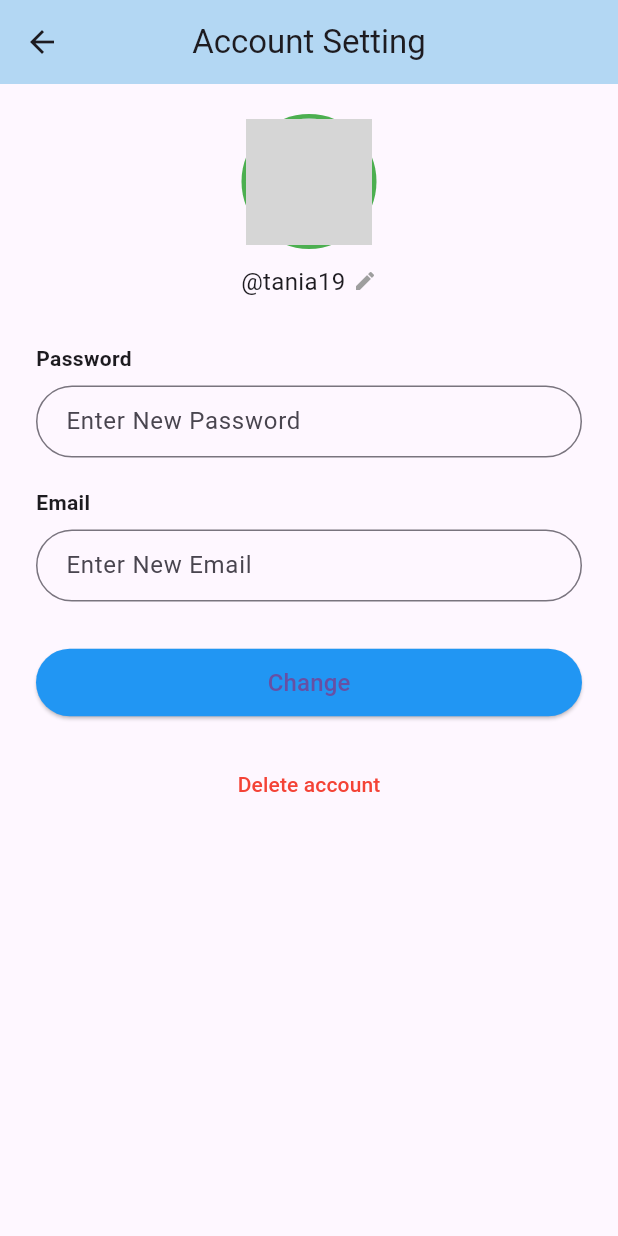
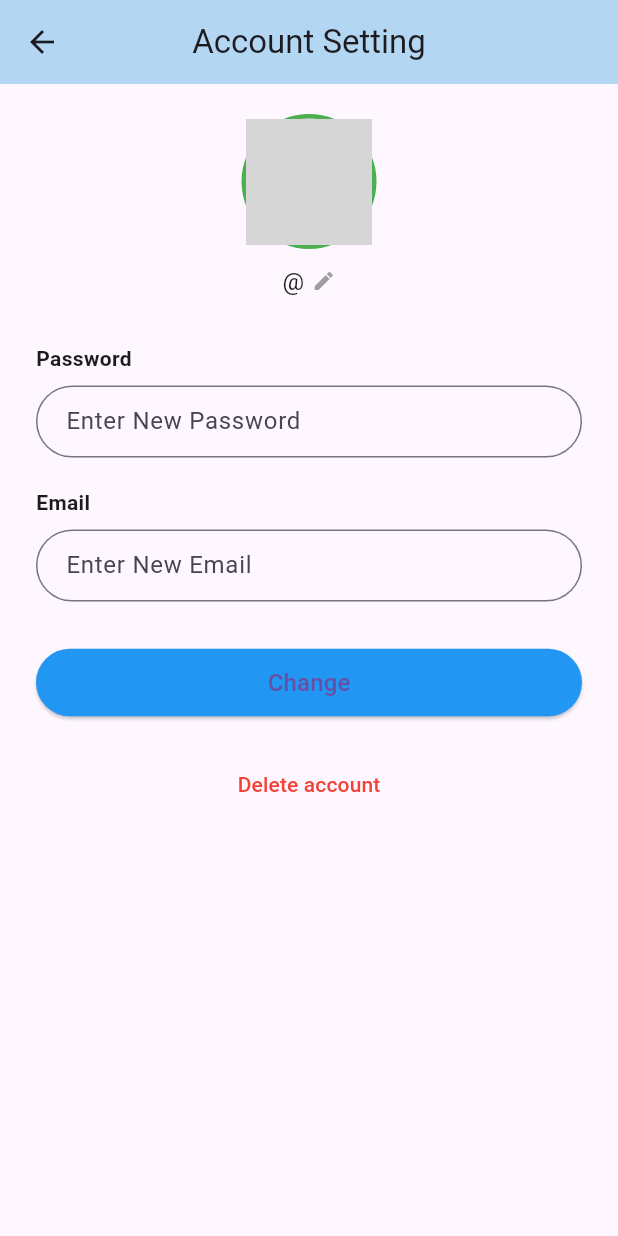
Before and after one commit to adijm/fe_mobile, a Flutter app: the AccountScreen screen opened directly with empty values, after a tap on "Account Setting", on a phone screen of 412 x 824 dp. Run offline on Flutter 3.47's test engine with Material 3 defaults, Android fonts, the phone set to English and light mode, and no system bars; our stand-ins replace font_awesome_flutter, shared_preferences; accounts and stored records are empty; grey boxes are pictures that could not be loaded.

Commit message:
oleh nur

```diff
--- a/lib/screens/account_screen.dart
+++ b/lib/screens/account_screen.dart
@@ -53,7 +53,8 @@ class AccountScreen extends StatelessWidget {
                   count: '2 Buku',
                   label: 'Dipinjam',
                   onTap: () {
-                    Navigator.push(context, MaterialPageRoute(builder: (_) => const HistoryScreen()));
+                    Navigator.push(
+                        context, MaterialPageRoute(builder: (_) => const HistoryScreen()));
                   },
                 ),
                 _buildStatCard(
@@ -62,7 +63,8 @@ class AccountScreen extends StatelessWidget {
                   count: '1 Buku',
                   label: 'Dikembalikan',
                   onTap: () {
-                    Navigator.push(context, MaterialPageRoute(builder: (_) => const HistoryScreen()));
+                    Navigator.push(
+                        context, MaterialPageRoute(builder: (_) => const HistoryScreen()));
                   },
                 ),
                 _buildStatCard(
@@ -71,7 +73,8 @@ class AccountScreen extends StatelessWidget {
                   count: 'Rp 0',
                   label: 'Denda',
                   onTap: () {
-                    Navigator.push(context, MaterialPageRoute(builder: (_) => const HistoryScreen()));
+                    Navigator.push(
+                        context, MaterialPageRoute(builder: (_) => const HistoryScreen()));
                   },
                 ),
               ],
@@ -95,28 +98,36 @@ class AccountScreen extends StatelessWidget {
                     icon: Icons.bookmark,
                     label: 'Saved Books',
                     onTap: () {
-                      Navigator.push(context, MaterialPageRoute(builder: (_) => const SavedBooksScreen()));
+                      Navigator.push(
+                          context, MaterialPageRoute(builder: (_) => const SavedBooksScreen()));
                     },
                   ),
                   _AccountOption(
                     icon: Icons.settings,
                     label: 'Account Setting',
                     onTap: () {
-                      Navigator.push(context, MaterialPageRoute(builder: (_) => const AccountSettingScreen()));
+                      Navigator.push(
+                        context,
+                        MaterialPageRoute(
+                          builder: (_) => AccountSettingScreen(username: username),
+                        ),
+                      );
                     },
                   ),
                   _AccountOption(
                     icon: Icons.history,
                     label: 'History',
                     onTap: () {
-                      Navigator.push(context, MaterialPageRoute(builder: (_) => const HistoryScreen()));
+                      Navigator.push(
+                          context, MaterialPageRoute(builder: (_) => const HistoryScreen()));
                     },
                   ),
                   _AccountOption(
                     icon: Icons.help,
                     label: 'Help and Support',
                     onTap: () {
-                      Navigator.push(context, MaterialPageRoute(builder: (_) => const HelpSupportScreen()));
+                      Navigator.push(
+                          context, MaterialPageRoute(builder: (_) => const HelpSupportScreen()));
                     },
                   ),
                   _AccountOption(
@@ -146,7 +157,8 @@ class AccountScreen extends StatelessWidget {
                                     ElevatedButton(
                                       style: ElevatedButton.styleFrom(
                                         backgroundColor: Colors.red,
-                                        shape: RoundedRectangleBorder(borderRadius: BorderRadius.circular(12)),
+                                        shape: RoundedRectangleBorder(
+                                            borderRadius: BorderRadius.circular(12)),
                                       ),
                                       onPressed: () {
                                         Navigator.of(context).pop();
@@ -156,11 +168,13 @@ class AccountScreen extends StatelessWidget {
                                           (route) => false,
                                         );
                                       },
-                                      child: const Text("Yes, Log Out", style: TextStyle(color: Colors.white)),
+                                      child: const Text("Yes, Log Out",
+                                          style: TextStyle(color: Colors.white)),
                                     ),
                                     TextButton(
                                       onPressed: () => Navigator.of(context).pop(),
-                                      child: const Text("Cancel", style: TextStyle(color: Colors.grey)),
+                                      child: const Text("Cancel",
+                                          style: TextStyle(color: Colors.grey)),
                                     ),
                                   ],
                                 ),
@@ -214,7 +228,11 @@ class _AccountOption extends StatelessWidget {
   final String label;
   final VoidCallback onTap;
 
-  const _AccountOption({required this.icon, required this.label, required this.onTap});
+  const _AccountOption({
+    required this.icon,
+    required this.label,
+    required this.onTap,
+  });
 
   @override
   Widget build(BuildContext context) {
--- a/lib/screens/account_setting_screen.dart
+++ b/lib/screens/account_setting_screen.dart
@@ -1,7 +1,9 @@
 import 'package:flutter/material.dart';
 
 class AccountSettingScreen extends StatefulWidget {
-  const AccountSettingScreen({super.key});
+  final String username;
+
+  const AccountSettingScreen({super.key, required this.username});
 
   @override
   State<AccountSettingScreen> createState() => _AccountSettingScreenState();
@@ -46,13 +48,13 @@ class _AccountSettingScreenState extends State<AccountSettingScreen> {
             const SizedBox(height: 10),
             Row(
               mainAxisAlignment: MainAxisAlignment.center,
-              children: const [
+              children: [
                 Text(
-                  '@tania19',
-                  style: TextStyle(fontSize: 16),
+                  '@${widget.username}',
+                  style: const TextStyle(fontSize: 16),
                 ),
-                SizedBox(width: 5),
-                Icon(Icons.edit, size: 16, color: Colors.grey),
+                const SizedBox(width: 5),
+                const Icon(Icons.edit, size: 16, color: Colors.grey),
               ],
             ),
             const SizedBox(height: 30),
@@ -69,8 +71,8 @@ class _AccountSettingScreenState extends State<AccountSettingScreen> {
               obscureText: true,
               decoration: InputDecoration(
                 hintText: 'Enter New Password',
-                contentPadding: const EdgeInsets.symmetric(
-                    horizontal: 16, vertical: 12),
+                contentPadding:
+                    const EdgeInsets.symmetric(horizontal: 16, vertical: 12),
                 border: OutlineInputBorder(
                   borderRadius: BorderRadius.circular(24),
                 ),
@@ -89,8 +91,8 @@ class _AccountSettingScreenState extends State<AccountSettingScreen> {
               controller: emailController,
               decoration: InputDecoration(
                 hintText: 'Enter New Email',
-                contentPadding: const EdgeInsets.symmetric(
-                    horizontal: 16, vertical: 12),
+                contentPadding:
+                    const EdgeInsets.symmetric(horizontal: 16, vertical: 12),
                 border: OutlineInputBorder(
                   borderRadius: BorderRadius.circular(24),
                 ),
```
Also changed, not shown: lib/screens/return_screen.dart (added, +114 -0 lines).
